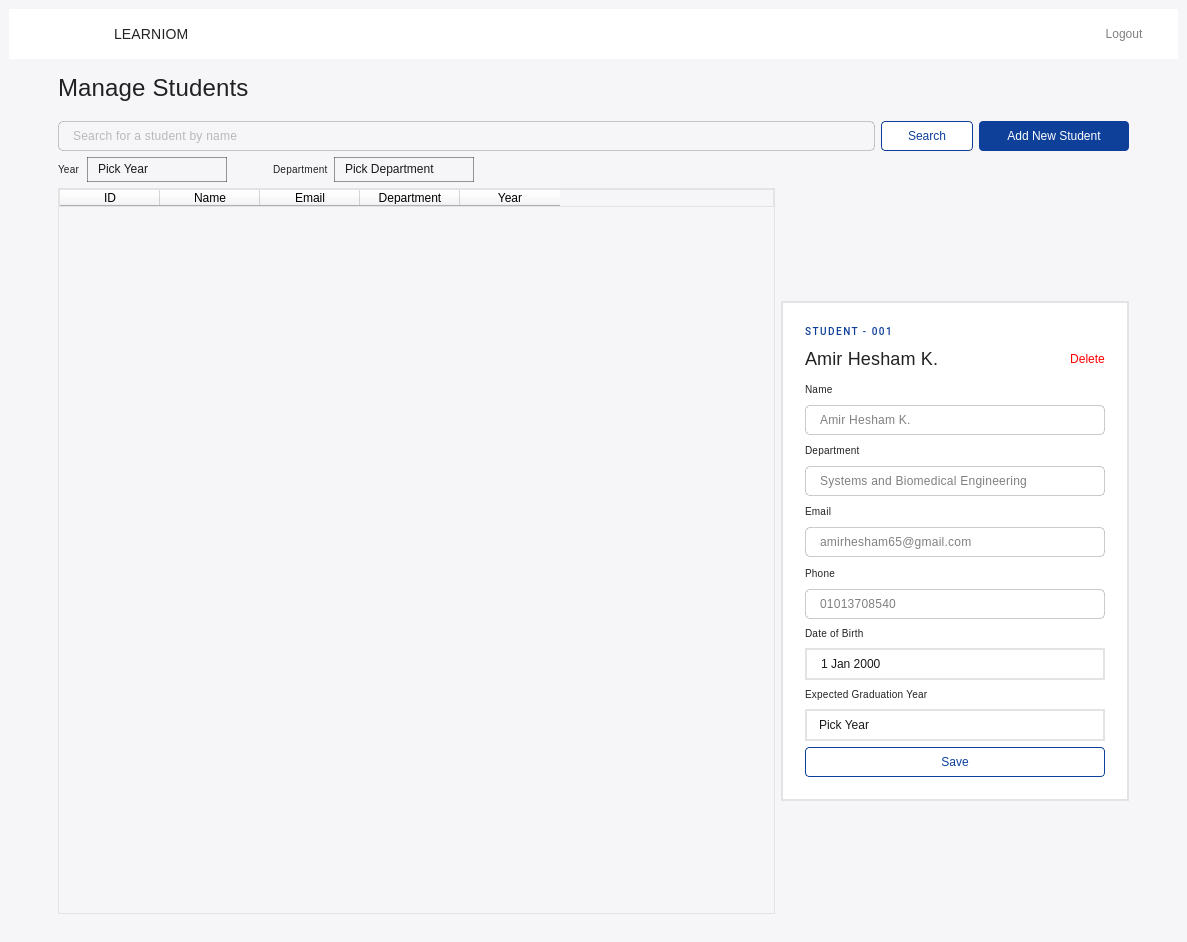
Above: mainwindow.ui from omarmohhameed29/Learniom-Learning-System before the change. Below: the same form after it.
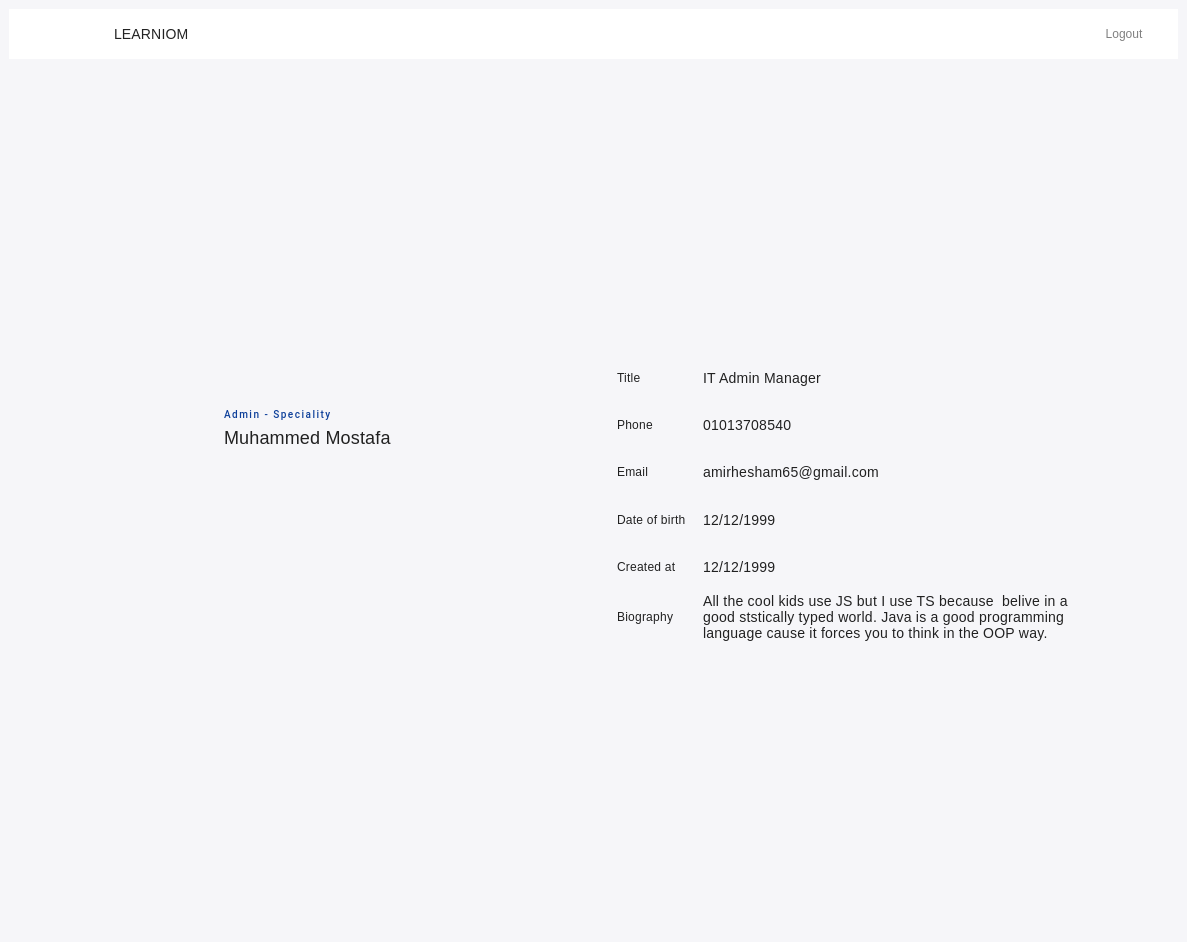
That is the form after the change. Icons and pictures are not drawn.

Commit message: Add Admin Profile page

The edit to the form file:
```diff
--- a/mainwindow.ui
+++ b/mainwindow.ui
@@ -274,7 +274,7 @@
 }</string>
       </property>
       <property name="currentIndex">
-       <number>2</number>
+       <number>3</number>
       </property>
       <widget class="QWidget" name="P0_Login">
        <layout class="QHBoxLayout" name="horizontalLayout">
@@ -2786,6 +2786,733 @@
         </item>
        </layout>
       </widget>
+      <widget class="QWidget" name="P6_Admin_Profile">
+       <layout class="QHBoxLayout" name="horizontalLayout_42">
+        <item>
+         <spacer name="horizontalSpacer_28">
+          <property name="orientation">
+           <enum>Qt::Horizontal</enum>
+          </property>
+          <property name="sizeType">
+           <enum>QSizePolicy::Fixed</enum>
+          </property>
+          <property name="sizeHint" stdset="0">
+           <size>
+            <width>100</width>
+            <height>20</height>
+           </size>
+          </property>
+         </spacer>
+        </item>
+        <item>
+         <layout class="QVBoxLayout" name="verticalLayout_57">
+          <item>
+           <spacer name="verticalSpacer_35">
+            <property name="orientation">
+             <enum>Qt::Vertical</enum>
+            </property>
+            <property name="sizeHint" stdset="0">
+             <size>
+              <width>20</width>
+              <height>40</height>
+             </size>
+            </property>
+           </spacer>
+          </item>
+          <item>
+           <layout class="QHBoxLayout" name="horizontalLayout_41">
+            <item>
+             <layout class="QVBoxLayout" name="verticalLayout_56">
+              <item>
+               <layout class="QHBoxLayout" name="horizontalLayout_34">
+                <item>
+                 <widget class="QLabel" name="label_68">
+                  <property name="sizePolicy">
+                   <sizepolicy hsizetype="Fixed" vsizetype="Fixed">
+                    <horstretch>0</horstretch>
+                    <verstretch>0</verstretch>
+                   </sizepolicy>
+                  </property>
+                  <property name="minimumSize">
+                   <size>
+                    <width>100</width>
+                    <height>100</height>
+                   </size>
+                  </property>
+                  <property name="styleSheet">
+                   <string notr="true">background-image: url(:/user-circle 1.png);
+background-repeat: no-repeat;
+background-position: center;
+border: 0;</string>
+                  </property>
+                  <property name="text">
+                   <string/>
+                  </property>
+                 </widget>
+                </item>
+                <item>
+                 <layout class="QVBoxLayout" name="verticalLayout_53">
+                  <item>
+                   <spacer name="verticalSpacer_32">
+                    <property name="orientation">
+                     <enum>Qt::Vertical</enum>
+                    </property>
+                    <property name="sizeHint" stdset="0">
+                     <size>
+                      <width>20</width>
+                      <height>40</height>
+                     </size>
+                    </property>
+                   </spacer>
+                  </item>
+                  <item>
+                   <widget class="QLabel" name="label_67">
+                    <property name="sizePolicy">
+                     <sizepolicy hsizetype="Preferred" vsizetype="Fixed">
+                      <horstretch>0</horstretch>
+                      <verstretch>0</verstretch>
+                     </sizepolicy>
+                    </property>
+                    <property name="font">
+                     <font>
+                      <family>Roboto</family>
+                      <pointsize>-1</pointsize>
+                      <italic>false</italic>
+                      <bold>false</bold>
+                     </font>
+                    </property>
+                    <property name="styleSheet">
+                     <string notr="true">font-family: 'Roboto';
+font-style: normal;
+font-weight: 500;
+font-size: 10px;
+line-height: 16px;
+/* identical to box height, or 160% */
+border: 0;
+letter-spacing: 1.5px;
+text-transform: uppercase;
+
+/* 00. On Surface / High Emphasis */
+
+color: #0E409A;
+</string>
+                    </property>
+                    <property name="text">
+                     <string>Admin - Speciality</string>
+                    </property>
+                    <property name="scaledContents">
+                     <bool>false</bool>
+                    </property>
+                    <property name="wordWrap">
+                     <bool>true</bool>
+                    </property>
+                   </widget>
+                  </item>
+                  <item>
+                   <widget class="QLabel" name="label_66">
+                    <property name="sizePolicy">
+                     <sizepolicy hsizetype="Preferred" vsizetype="Fixed">
+                      <horstretch>0</horstretch>
+                      <verstretch>0</verstretch>
+                     </sizepolicy>
+                    </property>
+                    <property name="styleSheet">
+                     <string notr="true">font-style: normal;
+font-weight: 400;
+font-size: 18px;
+line-height: 24px;
+/* identical to box height, or 100% */
+
+letter-spacing: 0.18px;
+border: 0;
+/* 00. On Surface / High Emphasis */
+
+color: rgba(0, 0, 0, 0.87);</string>
+                    </property>
+                    <property name="text">
+                     <string>Muhammed Mostafa</string>
+                    </property>
+                   </widget>
+                  </item>
+                  <item>
+                   <spacer name="verticalSpacer_31">
+                    <property name="orientation">
+                     <enum>Qt::Vertical</enum>
+                    </property>
+                    <property name="sizeHint" stdset="0">
+                     <size>
+                      <width>20</width>
+                      <height>40</height>
+                     </size>
+                    </property>
+                   </spacer>
+                  </item>
+                 </layout>
+                </item>
+               </layout>
+              </item>
+              <item>
+               <spacer name="verticalSpacer_34">
+                <property name="orientation">
+                 <enum>Qt::Vertical</enum>
+                </property>
+                <property name="sizeHint" stdset="0">
+                 <size>
+                  <width>20</width>
+                  <height>40</height>
+                 </size>
+                </property>
+               </spacer>
+              </item>
+             </layout>
+            </item>
+            <item>
+             <spacer name="horizontalSpacer_27">
+              <property name="orientation">
+               <enum>Qt::Horizontal</enum>
+              </property>
+              <property name="sizeType">
+               <enum>QSizePolicy::Fixed</enum>
+              </property>
+              <property name="sizeHint" stdset="0">
+               <size>
+                <width>40</width>
+                <height>20</height>
+               </size>
+              </property>
+             </spacer>
+            </item>
+            <item>
+             <layout class="QVBoxLayout" name="verticalLayout_55">
+              <item>
+               <layout class="QHBoxLayout" name="horizontalLayout_35">
+                <item>
+                 <widget class="QLabel" name="label_69">
+                  <property name="sizePolicy">
+                   <sizepolicy hsizetype="Fixed" vsizetype="Preferred">
+                    <horstretch>0</horstretch>
+                    <verstretch>0</verstretch>
+                   </sizepolicy>
+                  </property>
+                  <property name="minimumSize">
+                   <size>
+                    <width>80</width>
+                    <height>0</height>
+                   </size>
+                  </property>
+                  <property name="styleSheet">
+                   <string notr="true">/* Body 2 */
+border: 0;
+font-family: 'Roboto';
+font-style: normal;
+font-weight: 300;
+font-size: 12px;
+line-height: 20px;
+/* identical to box height, or 143% */
+
+letter-spacing: 0.25px;
+text-align: center;
+
+/* 00. On Surface / High Emphasis */
+
+color: rgba(0, 0, 0, 0.87);</string>
+                  </property>
+                  <property name="text">
+                   <string>Title</string>
+                  </property>
+                  <property name="scaledContents">
+                   <bool>false</bool>
+                  </property>
+                  <property name="alignment">
+                   <set>Qt::AlignLeading|Qt::AlignLeft|Qt::AlignVCenter</set>
+                  </property>
+                  <property name="wordWrap">
+                   <bool>true</bool>
+                  </property>
+                 </widget>
+                </item>
+                <item>
+                 <widget class="QLabel" name="label_70">
+                  <property name="styleSheet">
+                   <string notr="true">/* Body 2 */
+border: 0;
+font-family: 'Roboto';
+font-style: normal;
+font-weight: 400;
+font-size: 14px;
+line-height: 20px;
+/* identical to box height, or 143% */
+
+letter-spacing: 0.25px;
+text-align: center;
+
+/* 00. On Surface / High Emphasis */
+
+color: rgba(0, 0, 0, 0.87);</string>
+                  </property>
+                  <property name="text">
+                   <string>IT Admin Manager</string>
+                  </property>
+                  <property name="scaledContents">
+                   <bool>false</bool>
+                  </property>
+                  <property name="alignment">
+                   <set>Qt::AlignLeading|Qt::AlignLeft|Qt::AlignVCenter</set>
+                  </property>
+                  <property name="wordWrap">
+                   <bool>true</bool>
+                  </property>
+                 </widget>
+                </item>
+               </layout>
+              </item>
+              <item>
+               <layout class="QHBoxLayout" name="horizontalLayout_36">
+                <item>
+                 <widget class="QLabel" name="label_72">
+                  <property name="sizePolicy">
+                   <sizepolicy hsizetype="Fixed" vsizetype="Preferred">
+                    <horstretch>0</horstretch>
+                    <verstretch>0</verstretch>
+                   </sizepolicy>
+                  </property>
+                  <property name="minimumSize">
+                   <size>
+                    <width>80</width>
+                    <height>0</height>
+                   </size>
+                  </property>
+                  <property name="styleSheet">
+                   <string notr="true">/* Body 2 */
+border: 0;
+font-family: 'Roboto';
+font-style: normal;
+font-weight: 300;
+font-size: 12px;
+line-height: 20px;
+/* identical to box height, or 143% */
+
+letter-spacing: 0.25px;
+text-align: center;
+
+/* 00. On Surface / High Emphasis */
+
+color: rgba(0, 0, 0, 0.87);</string>
+                  </property>
+                  <property name="text">
+                   <string>Phone</string>
+                  </property>
+                  <property name="scaledContents">
+                   <bool>false</bool>
+                  </property>
+                  <property name="alignment">
+                   <set>Qt::AlignLeading|Qt::AlignLeft|Qt::AlignVCenter</set>
+                  </property>
+                  <property name="wordWrap">
+                   <bool>true</bool>
+                  </property>
+                 </widget>
+                </item>
+                <item>
+                 <widget class="QLabel" name="label_71">
+                  <property name="styleSheet">
+                   <string notr="true">/* Body 2 */
+border: 0;
+font-family: 'Roboto';
+font-style: normal;
+font-weight: 400;
+font-size: 14px;
+line-height: 20px;
+/* identical to box height, or 143% */
+
+letter-spacing: 0.25px;
+text-align: center;
+
+/* 00. On Surface / High Emphasis */
+
+color: rgba(0, 0, 0, 0.87);</string>
+                  </property>
+                  <property name="text">
+                   <string>01013708540</string>
+                  </property>
+                  <property name="scaledContents">
+                   <bool>false</bool>
+                  </property>
+                  <property name="alignment">
+                   <set>Qt::AlignLeading|Qt::AlignLeft|Qt::AlignVCenter</set>
+                  </property>
+                  <property name="wordWrap">
+                   <bool>true</bool>
+                  </property>
+                 </widget>
+                </item>
+               </layout>
+              </item>
+              <item>
+               <layout class="QHBoxLayout" name="horizontalLayout_37">
+                <item>
+                 <widget class="QLabel" name="label_73">
+                  <property name="sizePolicy">
+                   <sizepolicy hsizetype="Fixed" vsizetype="Preferred">
+                    <horstretch>0</horstretch>
+                    <verstretch>0</verstretch>
+                   </sizepolicy>
+                  </property>
+                  <property name="minimumSize">
+                   <size>
+                    <width>80</width>
+                    <height>0</height>
+                   </size>
+                  </property>
+                  <property name="styleSheet">
+                   <string notr="true">/* Body 2 */
+border: 0;
+font-family: 'Roboto';
+font-style: normal;
+font-weight: 300;
+font-size: 12px;
+line-height: 20px;
+/* identical to box height, or 143% */
+
+letter-spacing: 0.25px;
+text-align: center;
+
+/* 00. On Surface / High Emphasis */
+
+color: rgba(0, 0, 0, 0.87);</string>
+                  </property>
+                  <property name="text">
+                   <string>Email</string>
+                  </property>
+                  <property name="scaledContents">
+                   <bool>false</bool>
+                  </property>
+                  <property name="alignment">
+                   <set>Qt::AlignLeading|Qt::AlignLeft|Qt::AlignVCenter</set>
+                  </property>
+                  <property name="wordWrap">
+                   <bool>true</bool>
+                  </property>
+                 </widget>
+                </item>
+                <item>
+                 <widget class="QLabel" name="label_74">
+                  <property name="styleSheet">
+                   <string notr="true">/* Body 2 */
+border: 0;
+font-family: 'Roboto';
+font-style: normal;
+font-weight: 400;
+font-size: 14px;
+line-height: 20px;
+/* identical to box height, or 143% */
+
+letter-spacing: 0.25px;
+text-align: center;
+
+/* 00. On Surface / High Emphasis */
+
+color: rgba(0, 0, 0, 0.87);</string>
+                  </property>
+                  <property name="text">
+                   <string>amirhesham65@gmail.com</string>
+                  </property>
+                  <property name="scaledContents">
+                   <bool>false</bool>
+                  </property>
+                  <property name="alignment">
+                   <set>Qt::AlignLeading|Qt::AlignLeft|Qt::AlignVCenter</set>
+                  </property>
+                  <property name="wordWrap">
+                   <bool>true</bool>
+                  </property>
+                 </widget>
+                </item>
+               </layout>
+              </item>
+              <item>
+               <layout class="QHBoxLayout" name="horizontalLayout_38">
+                <item>
+                 <widget class="QLabel" name="label_76">
+                  <property name="sizePolicy">
+                   <sizepolicy hsizetype="Fixed" vsizetype="Preferred">
+                    <horstretch>0</horstretch>
+                    <verstretch>0</verstretch>
+                   </sizepolicy>
+                  </property>
+                  <property name="minimumSize">
+                   <size>
+                    <width>80</width>
+                    <height>0</height>
+                   </size>
+                  </property>
+                  <property name="styleSheet">
+                   <string notr="true">/* Body 2 */
+border: 0;
+font-family: 'Roboto';
+font-style: normal;
+font-weight: 300;
+font-size: 12px;
+line-height: 20px;
+/* identical to box height, or 143% */
+
+letter-spacing: 0.25px;
+text-align: center;
+
+/* 00. On Surface / High Emphasis */
+
+color: rgba(0, 0, 0, 0.87);</string>
+                  </property>
+                  <property name="text">
+                   <string>Date of birth</string>
+                  </property>
+                  <property name="scaledContents">
+                   <bool>false</bool>
+                  </property>
+                  <property name="alignment">
+                   <set>Qt::AlignLeading|Qt::AlignLeft|Qt::AlignVCenter</set>
+                  </property>
+                  <property name="wordWrap">
+                   <bool>true</bool>
+                  </property>
+                 </widget>
+                </item>
+                <item>
+                 <widget class="QLabel" name="label_75">
+                  <property name="styleSheet">
+                   <string notr="true">/* Body 2 */
+border: 0;
+font-family: 'Roboto';
+font-style: normal;
+font-weight: 400;
+font-size: 14px;
+line-height: 20px;
+/* identical to box height, or 143% */
+
+letter-spacing: 0.25px;
+text-align: center;
+
+/* 00. On Surface / High Emphasis */
+
+color: rgba(0, 0, 0, 0.87);</string>
+                  </property>
+                  <property name="text">
+                   <string>12/12/1999</string>
+                  </property>
+                  <property name="scaledContents">
+                   <bool>false</bool>
+                  </property>
+                  <property name="alignment">
+                   <set>Qt::AlignLeading|Qt::AlignLeft|Qt::AlignVCenter</set>
+                  </property>
+                  <property name="wordWrap">
+                   <bool>true</bool>
+                  </property>
+                 </widget>
+                </item>
+               </layout>
+              </item>
+              <item>
+               <layout class="QHBoxLayout" name="horizontalLayout_43">
+                <item>
+                 <widget class="QLabel" name="label_81">
+                  <property name="sizePolicy">
+                   <sizepolicy hsizetype="Fixed" vsizetype="Preferred">
+                    <horstretch>0</horstretch>
+                    <verstretch>0</verstretch>
+                   </sizepolicy>
+                  </property>
+                  <property name="minimumSize">
+                   <size>
+                    <width>80</width>
+                    <height>0</height>
+                   </size>
+                  </property>
+                  <property name="styleSheet">
+                   <string notr="true">/* Body 2 */
+border: 0;
+font-family: 'Roboto';
+font-style: normal;
+font-weight: 300;
+font-size: 12px;
+line-height: 20px;
+/* identical to box height, or 143% */
+
+letter-spacing: 0.25px;
+text-align: center;
+
+/* 00. On Surface / High Emphasis */
+
+color: rgba(0, 0, 0, 0.87);</string>
+                  </property>
+                  <property name="text">
+                   <string>Created at</string>
+                  </property>
+                  <property name="scaledContents">
+                   <bool>false</bool>
+                  </property>
+                  <property name="alignment">
+                   <set>Qt::AlignLeading|Qt::AlignLeft|Qt::AlignVCenter</set>
+                  </property>
+                  <property name="wordWrap">
+                   <bool>true</bool>
+                  </property>
+                 </widget>
+                </item>
+                <item>
+                 <widget class="QLabel" name="label_82">
+                  <property name="styleSheet">
+                   <string notr="true">/* Body 2 */
+border: 0;
+font-family: 'Roboto';
+font-style: normal;
+font-weight: 400;
+font-size: 14px;
+line-height: 20px;
+/* identical to box height, or 143% */
+
+letter-spacing: 0.25px;
+text-align: center;
+
+/* 00. On Surface / High Emphasis */
+
+color: rgba(0, 0, 0, 0.87);</string>
+                  </property>
+                  <property name="text">
+                   <string>12/12/1999</string>
+                  </property>
+                  <property name="scaledContents">
+                   <bool>false</bool>
+                  </property>
+                  <property name="alignment">
+                   <set>Qt::AlignLeading|Qt::AlignLeft|Qt::AlignVCenter</set>
+                  </property>
+                  <property name="wordWrap">
+                   <bool>true</bool>
+                  </property>
+                 </widget>
+                </item>
+               </layout>
+              </item>
+              <item>
+               <layout class="QHBoxLayout" name="horizontalLayout_39">
+                <item>
+                 <widget class="QLabel" name="label_78">
+                  <property name="sizePolicy">
+                   <sizepolicy hsizetype="Fixed" vsizetype="Preferred">
+                    <horstretch>0</horstretch>
+                    <verstretch>0</verstretch>
+                   </sizepolicy>
+                  </property>
+                  <property name="minimumSize">
+                   <size>
+                    <width>80</width>
+                    <height>0</height>
+                   </size>
+                  </property>
+                  <property name="styleSheet">
+                   <string notr="true">/* Body 2 */
+border: 0;
+font-family: 'Roboto';
+font-style: normal;
+font-weight: 300;
+font-size: 12px;
+line-height: 20px;
+/* identical to box height, or 143% */
+
+letter-spacing: 0.25px;
+text-align: center;
+
+/* 00. On Surface / High Emphasis */
+
+color: rgba(0, 0, 0, 0.87);</string>
+                  </property>
+                  <property name="text">
+                   <string>Biography</string>
+                  </property>
+                  <property name="scaledContents">
+                   <bool>false</bool>
+                  </property>
+                  <property name="alignment">
+                   <set>Qt::AlignLeading|Qt::AlignLeft|Qt::AlignVCenter</set>
+                  </property>
+                  <property name="wordWrap">
+                   <bool>true</bool>
+                  </property>
+                 </widget>
+                </item>
+                <item>
+                 <widget class="QLabel" name="label_77">
+                  <property name="styleSheet">
+                   <string notr="true">/* Body 2 */
+border: 0;
+font-family: 'Roboto';
+font-style: normal;
+font-weight: 400;
+font-size: 14px;
+line-height: 20px;
+/* identical to box height, or 143% */
+
+letter-spacing: 0.25px;
+text-align: center;
+
+/* 00. On Surface / High Emphasis */
+
+color: rgba(0, 0, 0, 0.87);</string>
+                  </property>
+                  <property name="text">
+                   <string>All the cool kids use JS but I use TS because  belive in a good ststically typed world. Java is a good programming language cause it forces you to think in the OOP way.</string>
+                  </property>
+                  <property name="scaledContents">
+                   <bool>false</bool>
+                  </property>
+                  <property name="alignment">
+                   <set>Qt::AlignLeading|Qt::AlignLeft|Qt::AlignVCenter</set>
+                  </property>
+                  <property name="wordWrap">
+                   <bool>true</bool>
+                  </property>
+                 </widget>
+                </item>
+               </layout>
+              </item>
+             </layout>
+            </item>
+           </layout>
+          </item>
+          <item>
+           <spacer name="verticalSpacer_36">
+            <property name="orientation">
+             <enum>Qt::Vertical</enum>
+            </property>
+            <property name="sizeHint" stdset="0">
+             <size>
+              <width>20</width>
+              <height>40</height>
+             </size>
+            </property>
+           </spacer>
+          </item>
+         </layout>
+        </item>
+        <item>
+         <spacer name="horizontalSpacer_29">
+          <property name="orientation">
+           <enum>Qt::Horizontal</enum>
+          </property>
+          <property name="sizeType">
+           <enum>QSizePolicy::Fixed</enum>
+          </property>
+          <property name="sizeHint" stdset="0">
+           <size>
+            <width>100</width>
+            <height>20</height>
+           </size>
+          </property>
+         </spacer>
+        </item>
+       </layout>
+      </widget>
       <widget class="QWidget" name="P3_Students_Add">
        <layout class="QVBoxLayout" name="verticalLayout_26">
         <item>
```
